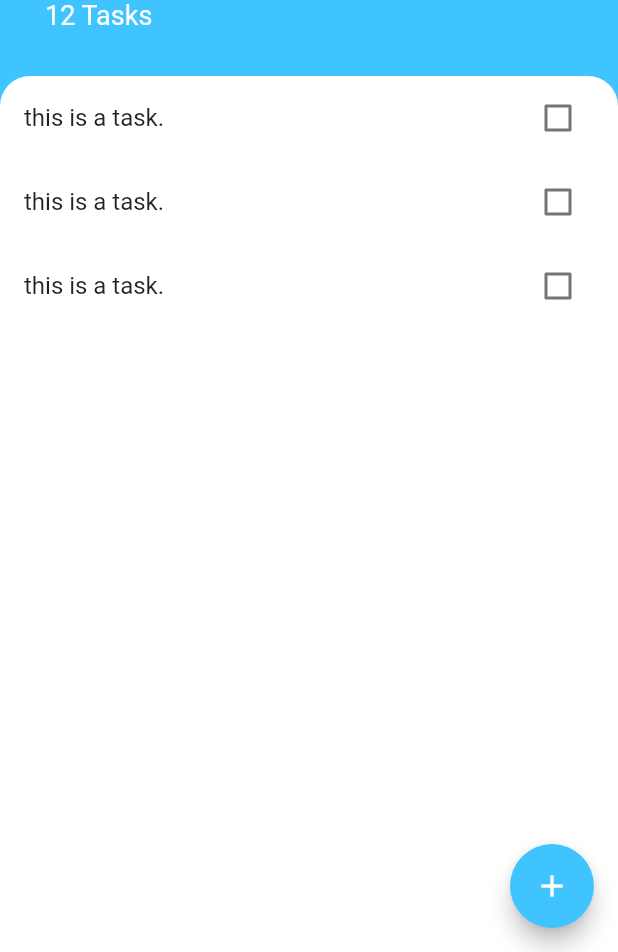
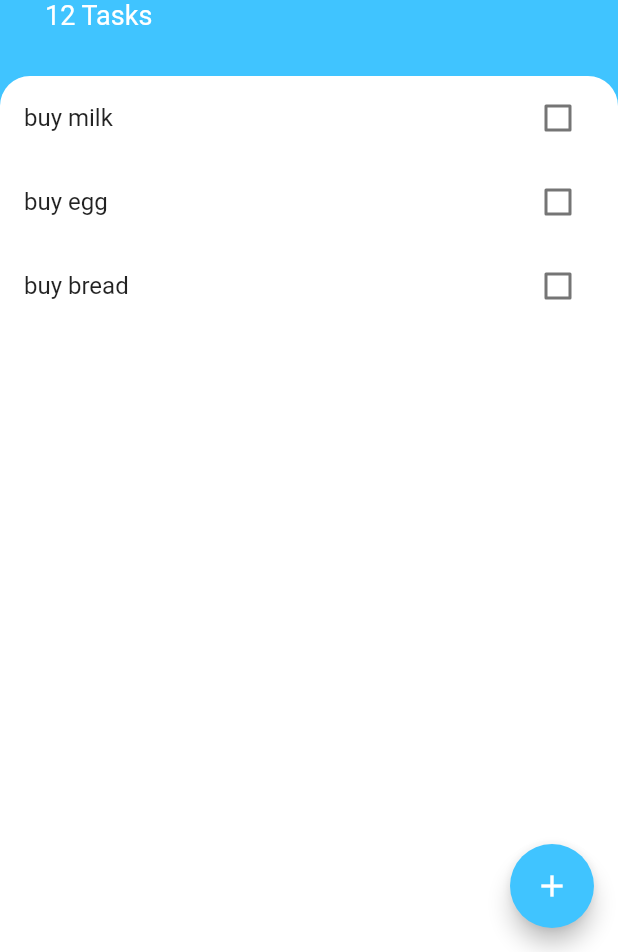
Before and after one commit to yonycherkos/The-Complete-Flutter-Development-Bootcamp, a Flutter app: the screen it shows after launch, on a phone screen of 412 x 824 dp, the part 284-1236 px from its top. Run offline on Flutter 3.47's test engine with Material 2 defaults, Android fonts, the phone set to English and light mode, and no system bars; our stand-ins replace animated_text_kit, cloud_firestore, firebase_auth, font_awesome_flutter, modal_progress_hud, rflutter_alert; accounts and stored records are empty.

Commit message:
section-15.7. The ListView Builder.mp4

```diff
--- /dev/null
+++ b/todoey_flutter/lib/models/task.dart
@@ -0,0 +1,10 @@
+class Task {
+  String name;
+  bool isDone;
+
+  Task({this.name, this.isDone = false});
+
+  void toggleDone () {
+    isDone = !isDone;
+  }
+}
--- a/todoey_flutter/lib/widgets/task_tile.dart
+++ b/todoey_flutter/lib/widgets/task_tile.dart
@@ -1,46 +1,25 @@
 import 'package:flutter/material.dart';
 
-class TaskTile extends StatefulWidget {
-  @override
-  _TaskTileState createState() => _TaskTileState();
-}
+class TaskTile extends StatelessWidget {
+  TaskTile({this.taskTitle, this.isChecked, this.toggleCheckboxState});
 
-class _TaskTileState extends State<TaskTile> {
-  bool isChecked = false;
+  final String taskTitle;
+  final bool isChecked;
+  final Function toggleCheckboxState;
 
   @override
   Widget build(BuildContext context) {
     return ListTile(
-      title: Text(
-        'this is a task.',
-        style: TextStyle(
-          decoration: isChecked ? TextDecoration.lineThrough : null,
+        title: Text(
+          taskTitle,
+          style: TextStyle(
+            decoration: isChecked ? TextDecoration.lineThrough : null,
+          ),
         ),
-      ),
-      trailing: TaskCheckbox(
-        checkboxState: isChecked,
-        checkboxCallback: (bool checkboxState) {
-          setState(() {
-            isChecked = checkboxState;
-          });
-        },
-      ),
-    );
+        trailing: Checkbox(
+          value: isChecked,
+          activeColor: Colors.lightBlueAccent,
+          onChanged: toggleCheckboxState,
+        ));
   }
 }
-
-class TaskCheckbox extends StatelessWidget {
-  TaskCheckbox({this.checkboxState, this.checkboxCallback});
-
-  final bool checkboxState;
-  final Function checkboxCallback;
-
-  @override
-  Widget build(BuildContext context) {
-    return Checkbox(
-      value: checkboxState,
-      activeColor: Colors.lightBlueAccent,
-      onChanged: checkboxCallback,
-    );
-  }
-}
--- a/todoey_flutter/lib/widgets/tasks_list.dart
+++ b/todoey_flutter/lib/widgets/tasks_list.dart
@@ -1,15 +1,32 @@
 import 'package:flutter/material.dart';
 import 'task_tile.dart';
+import 'package:todoeyflutter/models/task.dart';
 
-class TasksList extends StatelessWidget {
+class TasksList extends StatefulWidget {
+  @override
+  _TasksListState createState() => _TasksListState();
+}
+
+class _TasksListState extends State<TasksList> {
+  List<Task> tasks = [
+    Task(name: 'buy milk'),
+    Task(name: 'buy egg'),
+    Task(name: 'buy bread')
+  ];
+
   @override
   Widget build(BuildContext context) {
-    return ListView(
-      children: <Widget>[
-        TaskTile(),
-        TaskTile(),
-        TaskTile(),
-      ],
-    );
+    return ListView.builder(itemBuilder: (context, index) {
+      return TaskTile(
+        taskTitle: tasks[index].name,
+        isChecked: tasks[index].isDone,
+        toggleCheckboxState: (checkboxState) {
+          setState(() {
+            tasks[index].toggleDone();
+          });
+        },
+      );
+    },
+    itemCount: tasks.length,);
   }
 }
```
